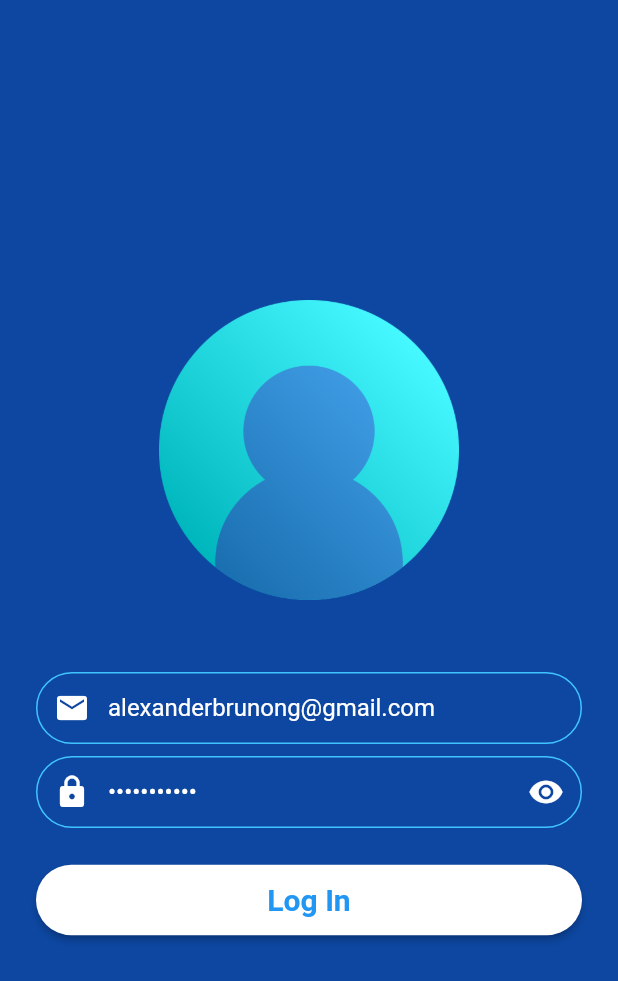
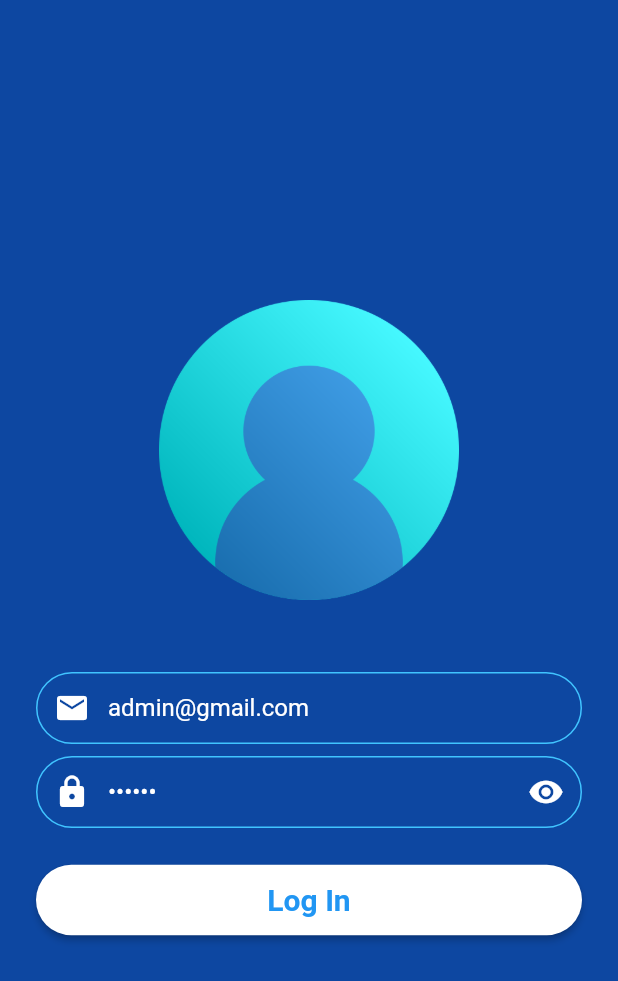
Before and after one commit to IanaSanduta/Nearcals, a Flutter app: the screen it shows after launch, after a tap on "Log In", on a phone screen of 412 x 824 dp. Shown: the top 981 px of the screen. Run offline on Flutter 3.47's test engine with Material 2 defaults, Android fonts, the phone set to English and light mode, and no system bars; our stand-ins replace cloud_firestore, firebase_auth, firebase_core, image_cropper, image_picker; accounts and stored records are empty; network calls fail.

```diff
--- a/lib/login.dart
+++ b/lib/login.dart
@@ -12,8 +12,8 @@ class _LoginScreenState extends State<LoginScreen> {
 
   //Define variables
   bool _isObscure = true;
-  final loginEmailController = TextEditingController()..text = "alexanderbrunong@gmail.com";
-  final loginPassController = TextEditingController()..text = "Password123";
+  final loginEmailController = TextEditingController()..text = "admin@gmail.com";
+  final loginPassController = TextEditingController()..text = "123456";
 
   //Define authentication function
   void authLongIn() async
```
